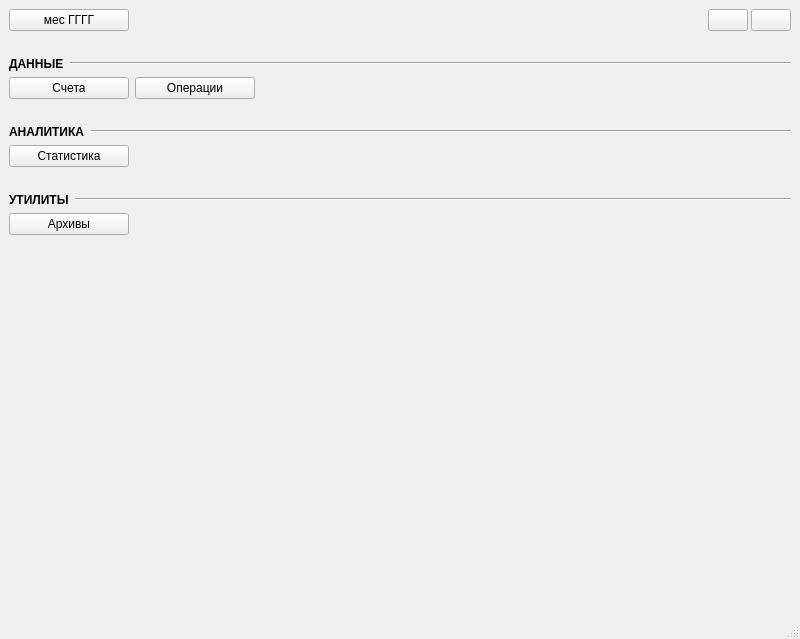
Qt form ui/forms/form_main.ui (e-vladimir/finmanager) before a commit.
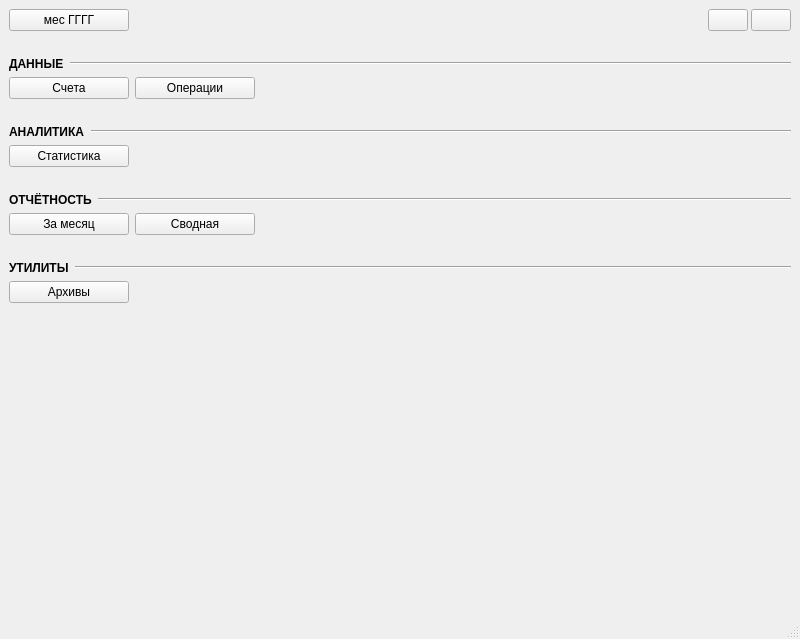
The same form after that commit.

Commit message:
Отчётность + Отчёт за месяц
Форма основная
+ Формирование отчёта за месяц

The edit to the form file:
```diff
--- a/ui/forms/form_main.ui
+++ b/ui/forms/form_main.ui
@@ -253,6 +253,88 @@
       </property>
      </spacer>
     </item>
+    <item>
+     <layout class="QHBoxLayout" name="horizontalLayout_12" stretch="0,1">
+      <item>
+       <widget class="QLabel" name="label_6">
+        <property name="font">
+         <font>
+          <bold>true</bold>
+         </font>
+        </property>
+        <property name="text">
+         <string>ОТЧЁТНОСТЬ</string>
+        </property>
+       </widget>
+      </item>
+      <item>
+       <widget class="Line" name="line_8">
+        <property name="orientation">
+         <enum>Qt::Orientation::Horizontal</enum>
+        </property>
+       </widget>
+      </item>
+     </layout>
+    </item>
+    <item>
+     <layout class="QHBoxLayout" name="horizontalLayout_13">
+      <item>
+       <widget class="QPushButton" name="btn_report_dm">
+        <property name="minimumSize">
+         <size>
+          <width>120</width>
+          <height>0</height>
+         </size>
+        </property>
+        <property name="text">
+         <string>За месяц</string>
+        </property>
+       </widget>
+      </item>
+      <item>
+       <widget class="QPushButton" name="btn_report_summary">
+        <property name="minimumSize">
+         <size>
+          <width>120</width>
+          <height>0</height>
+         </size>
+        </property>
+        <property name="text">
+         <string>Сводная</string>
+        </property>
+       </widget>
+      </item>
+      <item>
+       <spacer name="horizontalSpacer_9">
+        <property name="orientation">
+         <enum>Qt::Orientation::Horizontal</enum>
+        </property>
+        <property name="sizeHint" stdset="0">
+         <size>
+          <width>40</width>
+          <height>20</height>
+         </size>
+        </property>
+       </spacer>
+      </item>
+     </layout>
+    </item>
+    <item>
+     <spacer name="verticalSpacer_11">
+      <property name="orientation">
+       <enum>Qt::Orientation::Vertical</enum>
+      </property>
+      <property name="sizeType">
+       <enum>QSizePolicy::Policy::Fixed</enum>
+      </property>
+      <property name="sizeHint" stdset="0">
+       <size>
+        <width>20</width>
+        <height>20</height>
+       </size>
+      </property>
+     </spacer>
+    </item>
     <item>
      <layout class="QHBoxLayout" name="horizontalLayout_6" stretch="0,1">
       <item>
```
The commit also changes 30 other files.
